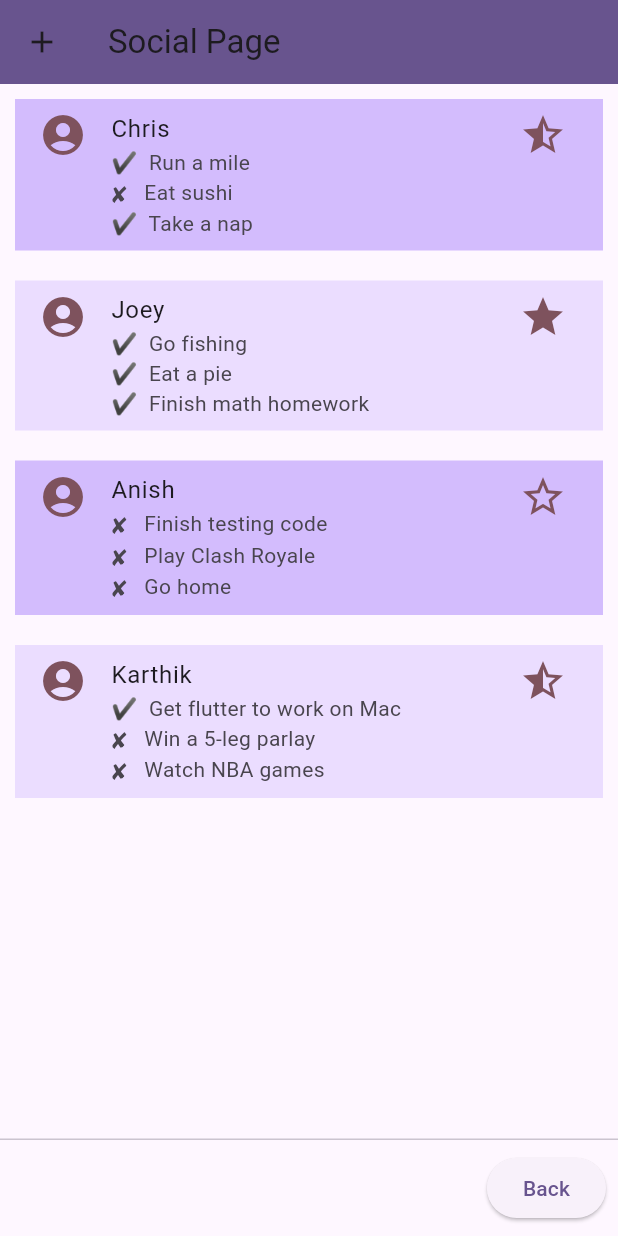
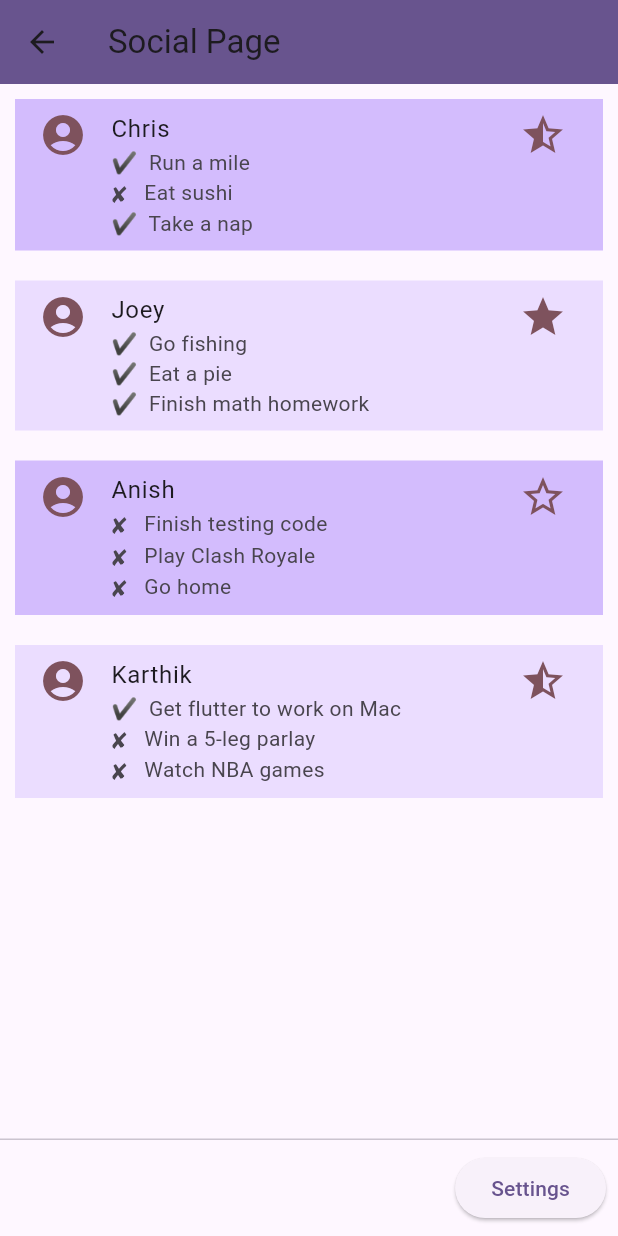
Before and after one commit to giuseppeb-816/check_it, a Flutter app: the SocialPageWidget screen opened directly, on a phone screen of 412 x 824 dp. Run offline on Flutter 3.47's test engine with Material 2 defaults, Android fonts, the phone set to English and light mode, and no system bars; our stand-ins replace firebase_auth, firebase_core; accounts and stored records are empty.

Commit message:
Social Page Back Button

```diff
--- a/lib/pages/SocialPage.dart
+++ b/lib/pages/SocialPage.dart
@@ -49,15 +49,9 @@ class _SocialPageWidgetState extends State<SocialPageWidget> {
         title: const Text('Social Page'),
         backgroundColor: theme.colorScheme.primary,
         leading: IconButton(
-          icon: const Icon(Icons.add),
+          icon: const Icon(Icons.arrow_back_sharp),
           onPressed: () {
-            if (bottom.length == 0) {
-              for (var i = 0; i < goals.length; i++) {
-                setState(() {
-                  bottom.add(1);
-                });
-              }
-            }
+            Navigator.of(context).pop();
           },
         ),
       ),
@@ -98,8 +92,8 @@ class _SocialPageWidgetState extends State<SocialPageWidget> {
       persistentFooterButtons: [
         ElevatedButton(onPressed: ()
         {
-          Navigator.of(context).pop();
-        }, child: Text("Back")),
+
+        }, child: Text("Settings")),
       ],
     );
   }
```
